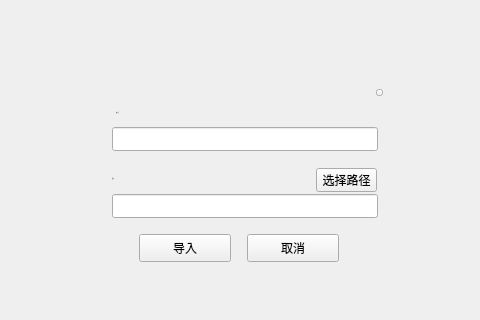
Before: the Qt Designer form LNKWallet/importdialog.ui in HcashOrg/hx-indicator, drawn with Qt 5; both pictures show x 243 to 723 and y 91 to 411 of the 960 by 543 pixel window.
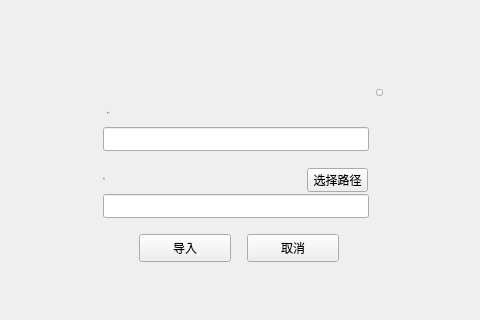
After: the same form once the commit is applied.

```diff
--- a/LNKWallet/importdialog.ui
+++ b/LNKWallet/importdialog.ui
@@ -39,7 +39,7 @@
     <widget class="QLineEdit" name="privateKeyLineEdit">
      <property name="geometry">
       <rect>
-       <x>25</x>
+       <x>16</x>
        <y>110</y>
        <width>266</width>
        <height>24</height>
@@ -67,7 +67,7 @@
     <widget class="QLineEdit" name="accountNameLineEdit">
      <property name="geometry">
       <rect>
-       <x>25</x>
+       <x>16</x>
        <y>43</y>
        <width>266</width>
        <height>24</height>
@@ -117,7 +117,7 @@
     <widget class="QToolButton" name="pathBtn">
      <property name="geometry">
       <rect>
-       <x>229</x>
+       <x>220</x>
        <y>84</y>
        <width>61</width>
        <height>24</height>
@@ -147,7 +147,7 @@
     <widget class="QLabel" name="label">
      <property name="geometry">
       <rect>
-       <x>25</x>
+       <x>16</x>
        <y>84</y>
        <width>180</width>
        <height>21</height>
@@ -219,7 +219,7 @@
     <widget class="QLabel" name="label_2">
      <property name="geometry">
       <rect>
-       <x>29</x>
+       <x>20</x>
        <y>18</y>
        <width>180</width>
        <height>21</height>
```
